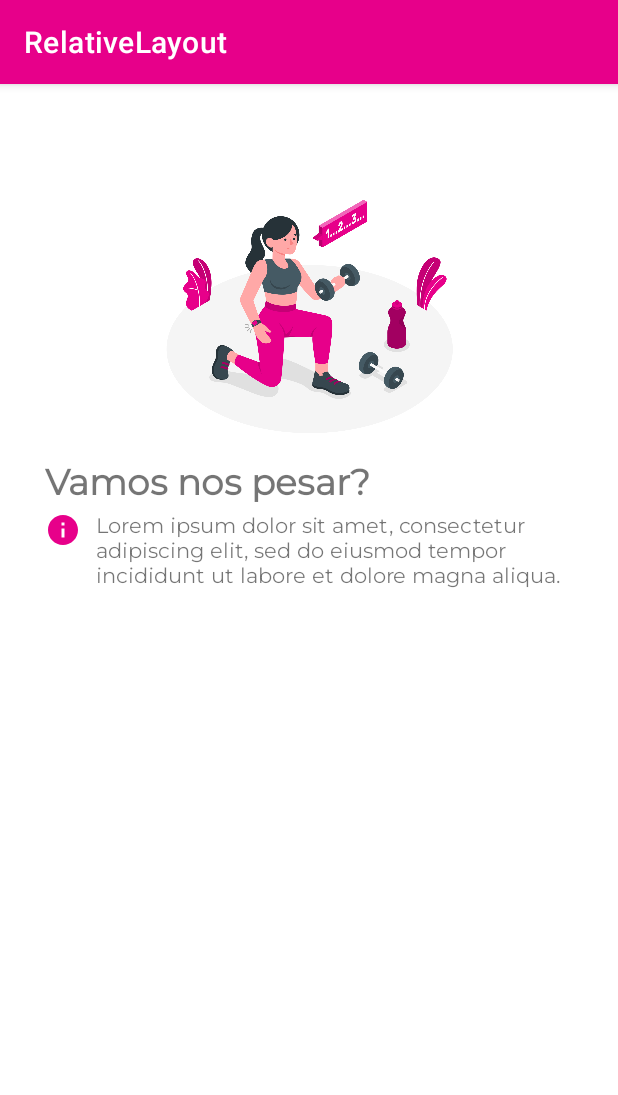
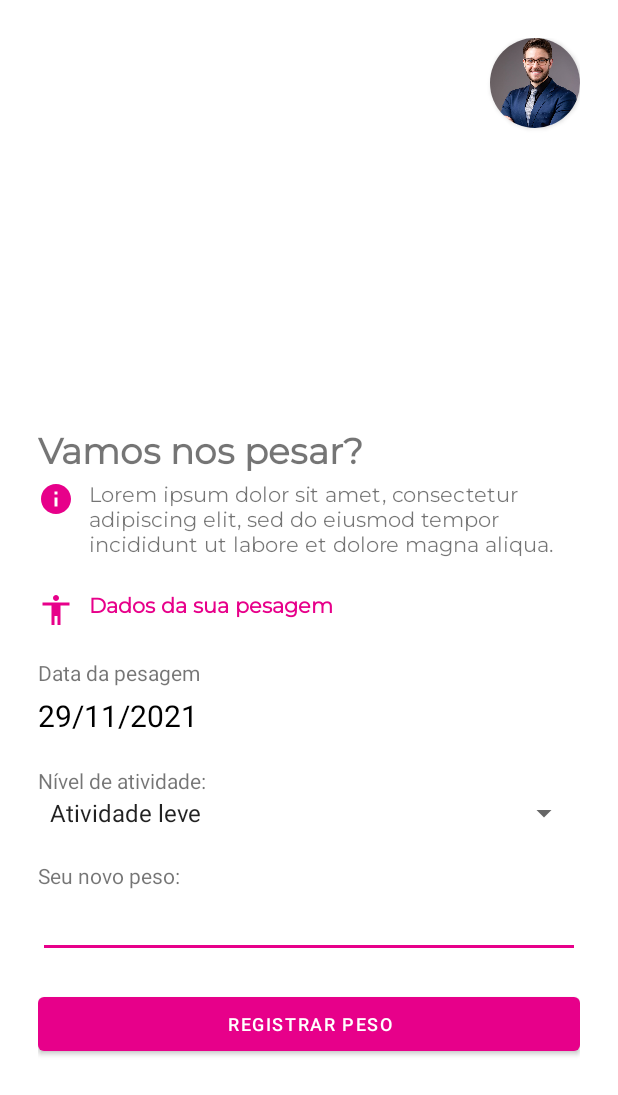
Before and after one commit to cauamenezes/calculadora-imc-mobile, an Android app: the PesoActivity screen opened directly, with no data from a screen before it, on a phone screen of 412 x 824 dp. Shown: the top 1095 px of the screen. Run offline under Robolectric (Android 15) with nearby library versions, the phone set to English and light mode, and no system bars.

Commit message:
atualização do usuário e da tela de pesagem

```diff
--- a/app/src/main/java/com/example/relativelayout/ui/DashboardActivity.kt
+++ b/app/src/main/java/com/example/relativelayout/ui/DashboardActivity.kt
@@ -22,17 +22,12 @@ class DashboardActivity : AppCompatActivity() {
     lateinit var tvIdade: TextView
     lateinit var tvAltura: TextView
     lateinit var ivPerfil: ImageView
-    lateinit var buttonPesagem : RelativeLayout
+    lateinit var cvNovoPeso : CardView
+    lateinit var cvHistorico : CardView
 
     override fun onCreate(savedInstanceState: Bundle?) {
         super.onCreate(savedInstanceState)
         setContentView(R.layout.activity_dashboard)
-
-        buttonPesagem = findViewById<RelativeLayout>(R.id.button_pesagem)
-
-        buttonPesagem.setOnClickListener {
-            val pesagem = Intent(this, PesoActivity::class.java)
-            startActivity(pesagem)
 
             tvNome = findViewById(R.id.tv_dash_nome)
             tvProfissao = findViewById(R.id.tv_dash_profissao)
@@ -42,12 +37,18 @@ class DashboardActivity : AppCompatActivity() {
             tvIdade = findViewById(R.id.tv_dash_idade)
             tvAltura = findViewById(R.id.tv_dash_altura)
             ivPerfil = findViewById(R.id.iv_dash_foto_perfil)
+            cvNovoPeso = findViewById(R.id.cv_novo_peso)
 
             supportActionBar!!.hide()
 
             carregarDashboard()
 
-        }
+            cvNovoPeso = findViewById(R.id.cv_novo_peso)
+
+            cvNovoPeso.setOnClickListener {
+                val pesagem = Intent(this, PesoActivity::class.java)
+                startActivity(pesagem)
+            }
 
     }
 
--- a/app/src/main/java/com/example/relativelayout/ui/PesoActivity.kt
+++ b/app/src/main/java/com/example/relativelayout/ui/PesoActivity.kt
@@ -2,11 +2,44 @@ package com.example.relativelayout.ui
 
 import androidx.appcompat.app.AppCompatActivity
 import android.os.Bundle
+import android.widget.*
 import com.example.relativelayout.R
+//import com.example.relativelayout.utils.getDataAtualBrasil
+import java.time.LocalDate
 
 class PesoActivity : AppCompatActivity() {
+
+    lateinit var tvDataPesagem : TextView
+    lateinit var etPeso : EditText
+    lateinit var spinnerAtividade : Spinner
+    lateinit var buttonRegistrar : Button
+
     override fun onCreate(savedInstanceState: Bundle?) {
         super.onCreate(savedInstanceState)
         setContentView(R.layout.activity_peso)
+
+        tvDataPesagem = findViewById(R.id.tv_data_pesagem)
+        etPeso = findViewById(R.id.et_peso)
+        spinnerAtividade = findViewById(R.id.spinner_atividade)
+        buttonRegistrar = findViewById(R.id.button_registrar)
+
+        supportActionBar!!.hide()
+
+        buttonRegistrar.setOnClickListener {
+            val arquivo = getSharedPreferences("usuario", MODE_PRIVATE)
+            val pesagem = arquivo.getString("pesagem", "")
+            val dataPesagem = arquivo. getString("data_pesagem", "")
+            val nivel = arquivo.getString("nivel", "")
+
+            val editor = arquivo.edit()
+            editor.putString("pesagem", "$pesagem;${etPeso.text.toString()}")
+            editor.putString("data_pesagem", "$dataPesagem;${LocalDate.now().toString()}")
+            editor.putString("nível", "$nivel;${spinnerAtividade.selectedItemPosition.toString()}")
+            editor.apply()
+
+            Toast.makeText(this, "Peso registrado com sucesso", Toast.LENGTH_SHORT)
+            finish()
+        }
+
     }
 }
--- a/app/src/main/java/com/example/relativelayout/utils/Calculo.kt
+++ b/app/src/main/java/com/example/relativelayout/utils/Calculo.kt
@@ -1,5 +1,24 @@
 package com.example.relativelayout.utils
 
-fun calcularImc(peso: Int, altura: Double) : Double {
-    return peso / (altura * altura)
+import android.content.Context
+
+fun calcularImc(context: Context) : Double {
+
+    val arquivo =
+        context.getSharedPreferences(
+            "usuario", Context.MODE_PRIVATE)
+
+    val pesos = arquivo.getString(
+        "pesagem", "")!!.split(";").toTypedArray()
+
+    val pesoAtual = pesos.last().toInt()
+
+    val altura = arquivo.getFloat("altura", 0.0f)
+
+    return (pesoAtual / (altura * altura)).toDouble()
 }
+
+fun calcularNcd() : Double {
+
+    return 0.0
+}
--- /dev/null
+++ b/app/src/main/res/drawable/ic_acessibility.xml
@@ -0,0 +1,5 @@
+<vector android:height="24dp" android:tint="#E7008A"
+    android:viewportHeight="24" android:viewportWidth="24"
+    android:width="24dp" xmlns:android="http://schemas.android.com/apk/res/android">
+    <path android:fillColor="@android:color/white" android:pathData="M12,2c1.1,0 2,0.9 2,2s-0.9,2 -2,2 -2,-0.9 -2,-2 0.9,-2 2,-2zM21,9h-6v13h-2v-6h-2v6L9,22L9,9L3,9L3,7h18v2z"/>
+</vector>
--- a/app/src/main/res/layout/activity_dashboard.xml
+++ b/app/src/main/res/layout/activity_dashboard.xml
@@ -211,7 +211,7 @@
         android:layout_marginTop="40dp">
 
         <androidx.cardview.widget.CardView
-            android:id="@+id/card_view_top"
+            android:id="@+id/cv_novo_peso"
             android:layout_width="match_parent"
             android:layout_height="wrap_content"
             app:cardCornerRadius="20dp"
@@ -221,7 +221,6 @@
             app:cardUseCompatPadding="true">
 
             <RelativeLayout
-                android:id="@+id/button_pesagem"
                 android:layout_width="match_parent"
                 android:layout_height="wrap_content"
                 android:gravity="center">
@@ -264,9 +263,10 @@
         </androidx.cardview.widget.CardView>
 
         <androidx.cardview.widget.CardView
+            android:id="@+id/cv_historico"
             android:layout_width="match_parent"
             android:layout_height="wrap_content"
-            android:layout_below="@id/card_view_top"
+            android:layout_below="@id/cv_novo_peso"
             app:cardCornerRadius="20dp"
             app:cardElevation="10dp"
             app:cardMaxElevation="12dp"
--- a/app/src/main/res/layout/activity_peso.xml
+++ b/app/src/main/res/layout/activity_peso.xml
@@ -7,14 +7,28 @@
     android:layout_height="match_parent"
     android:orientation="vertical"
     tools:context=".ui.PesoActivity"
-    android:layout_margin="30dp">
+    android:layout_margin="25dp">
+
+    <androidx.cardview.widget.CardView
+        android:layout_width="60dp"
+        android:layout_height="60dp"
+        app:cardCornerRadius="60dp"
+        android:layout_gravity="end">
+
+        <ImageView
+            android:layout_width="wrap_content"
+            android:layout_height="wrap_content"
+            android:src="@drawable/perfil1"
+            android:scaleType="centerCrop"/>
+
+
+    </androidx.cardview.widget.CardView>
 
     <ImageView
         android:layout_width="200dp"
         android:layout_height="200dp"
-        android:src="@drawable/pesar"
         android:layout_gravity="center"
-        android:layout_marginTop="20dp"/>
+        android:layout_marginTop="0dp"/>
 
     <TextView
         android:layout_width="match_parent"
@@ -25,6 +39,7 @@
         android:textSize="24sp"/>
 
     <LinearLayout
+        android:id="@+id/ln_texto"
         android:layout_width="wrap_content"
         android:layout_height="wrap_content"
         android:orientation="horizontal">
@@ -39,19 +54,82 @@
             android:layout_width="match_parent"
             android:layout_height="wrap_content"
             android:text="Lorem ipsum dolor sit amet, consectetur adipiscing elit, sed do eiusmod tempor incididunt ut labore et dolore magna aliqua."
-            android:layout_marginLeft="10dp"
+            android:layout_marginStart="10dp"
             android:fontFamily="@font/montserrat"
             />
-
-        <LinearLayout
-            android:layout_width="wrap_content"
-            android:layout_height="wrap_content">
 
 
         </LinearLayout>
 
+    <LinearLayout
+        android:layout_width="wrap_content"
+        android:layout_height="wrap_content"
+        android:orientation="horizontal"
+        android:layout_marginTop="20dp">
+
+        <ImageView
+            android:layout_width="wrap_content"
+            android:layout_height="wrap_content"
+            android:src="@drawable/ic_acessibility"/>
+
+        <TextView
+            android:layout_width="wrap_content"
+            android:layout_height="wrap_content"
+            android:text="Dados da sua pesagem"
+            android:layout_marginStart="10dp"
+            android:textStyle="bold"
+            android:fontFamily="@font/montserrat"
+            android:textColor="@color/purple_200"/>
 
     </LinearLayout>
 
+    <TextView
+        android:layout_width="wrap_content"
+        android:layout_height="wrap_content"
+        android:layout_marginTop="20dp"
+        android:text="Data da pesagem"/>
+
+        <TextView
+            android:id="@+id/tv_data_pesagem"
+            android:layout_width="match_parent"
+            android:layout_height="wrap_content"
+            android:text="29/11/2021"
+            android:textSize="20sp"
+            android:textColor="#000"
+            android:layout_marginTop="5dp"
+            />
+
+    <TextView
+        android:layout_width="wrap_content"
+        android:layout_height="wrap_content"
+        android:text="Nível de atividade:"
+        android:layout_marginTop="20dp"/>
+
+    <Spinner
+        android:id="@+id/spinner_atividade"
+        android:layout_width="match_parent"
+        android:layout_height="wrap_content"
+        android:entries="@array/niveis"/>
+
+    <TextView
+        android:id="@+id/et_novo_peso"
+        android:layout_width="wrap_content"
+        android:layout_height="wrap_content"
+        android:text="Seu novo peso:"
+        android:layout_marginTop="20dp"/>
+
+    <EditText
+        android:id="@+id/et_peso"
+        android:inputType="numberDecimal"
+        android:layout_width="match_parent"
+        android:layout_height="wrap_content"/>
+
+    <Button
+        android:id="@+id/button_registrar"
+        android:layout_width="match_parent"
+        android:layout_height="wrap_content"
+        android:layout_marginTop="20dp"
+        android:textSize="12sp"
+        android:text="REGISTRAR PESO" />
 
 </LinearLayout>
--- a/app/src/main/res/values/strings.xml
+++ b/app/src/main/res/values/strings.xml
@@ -1,3 +1,9 @@
 <resources>
     <string name="app_name">RelativeLayout</string>
+
+    <string-array name="niveis">
+        <item>Atividade leve</item>
+        <item>Atividade moderada</item>
+        <item>Atividade intensa</item>
+    </string-array>
 </resources>
--- a/app/src/main/res/values/themes.xml
+++ b/app/src/main/res/values/themes.xml
@@ -6,7 +6,7 @@
         <item name="colorPrimaryVariant">@color/purple_700</item>
         <item name="colorOnPrimary">@color/white</item>
         <!-- Secondary brand color. -->
-        <item name="colorSecondary">@color/teal_200</item>
+        <item name="colorSecondary">@color/purple_200</item>
         <item name="colorSecondaryVariant">@color/teal_700</item>
         <item name="colorOnSecondary">@color/black</item>
         <!-- Status bar color. -->
```
Also changed, not shown: app/src/main/java/com/example/relativelayout/utils/Datas.kt (+14 -0 lines).
